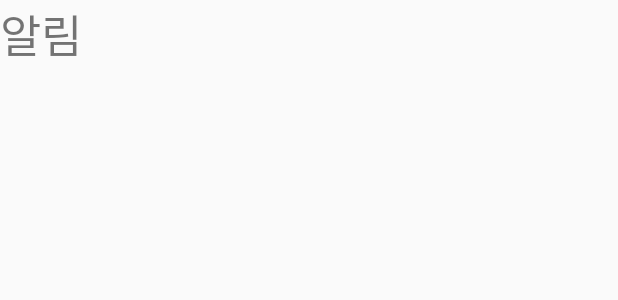
After one commit to swyp-app-team-4/team4-Android, an Android app built with Jetpack Compose: the layout fragment_notification.xml on its own in the app's theme, with its tools: preview values and no code run, on a phone screen of 412 x 824 dp. The commit adds this screen. Shown: the top 300 px of the screen. Run offline under Robolectric (Android 15) with nearby library versions, the phone set to English and light mode, and no system bars; Roboto replaces fonts that are not available here.

```diff
--- a/presentation/src/main/java/com/example/swift/view/main/home/HomeFragment.kt
+++ b/presentation/src/main/java/com/example/swift/view/main/home/HomeFragment.kt
@@ -6,6 +6,7 @@ import android.view.View
 import android.view.ViewGroup
 import androidx.core.content.ContextCompat
 import androidx.fragment.app.Fragment
+import androidx.navigation.fragment.findNavController
 import androidx.recyclerview.widget.GridLayoutManager
 import androidx.recyclerview.widget.LinearLayoutManager
 import com.boombim.android.R
@@ -42,6 +43,10 @@ class HomeFragment : Fragment() {
         initInterestsPlace()
 
         initPlaceBoomBimList()
+
+        binding.iconAlert.setOnClickListener {
+            findNavController().navigate(R.id.notificationFragment)
+        }
 
     }
 
--- /dev/null
+++ b/presentation/src/main/res/layout/fragment_notification.xml
@@ -0,0 +1,14 @@
+<?xml version="1.0" encoding="utf-8"?>
+<androidx.constraintlayout.widget.ConstraintLayout xmlns:android="http://schemas.android.com/apk/res/android"
+    xmlns:tools="http://schemas.android.com/tools"
+    android:layout_width="match_parent"
+    android:layout_height="match_parent">
+
+    <TextView
+        android:layout_width="wrap_content"
+        android:layout_height="wrap_content"
+        android:textSize="30sp"
+        android:text="알림"
+        tools:ignore="MissingConstraints" />
+
+</androidx.constraintlayout.widget.ConstraintLayout>
--- a/presentation/src/main/res/navigation/nav_graph.xml
+++ b/presentation/src/main/res/navigation/nav_graph.xml
@@ -20,6 +20,10 @@
         android:id="@+id/myPageFragment"
         android:name="com.example.swift.view.main.MyPageFragment"
         android:label="MyPageFragment" />
+    <fragment
+        android:id="@+id/notificationFragment"
+        android:name="com.example.swift.view.main.notification.NotificationFragment"
+        android:label="NotificationFragment" />
 
 
 </navigation>
```
Also changed, not shown: presentation/src/main/java/com/example/swift/view/MainActivity.kt (+16 -0 lines), presentation/src/main/java/com/example/swift/view/main/notification/NotificationFragment.kt (added, +35 -0 lines), presentation/src/main/res/drawable/icon_alert.xml (added, +9 -0 lines), presentation/src/main/res/layout/fragment_home.xml (+9 -0 lines).
